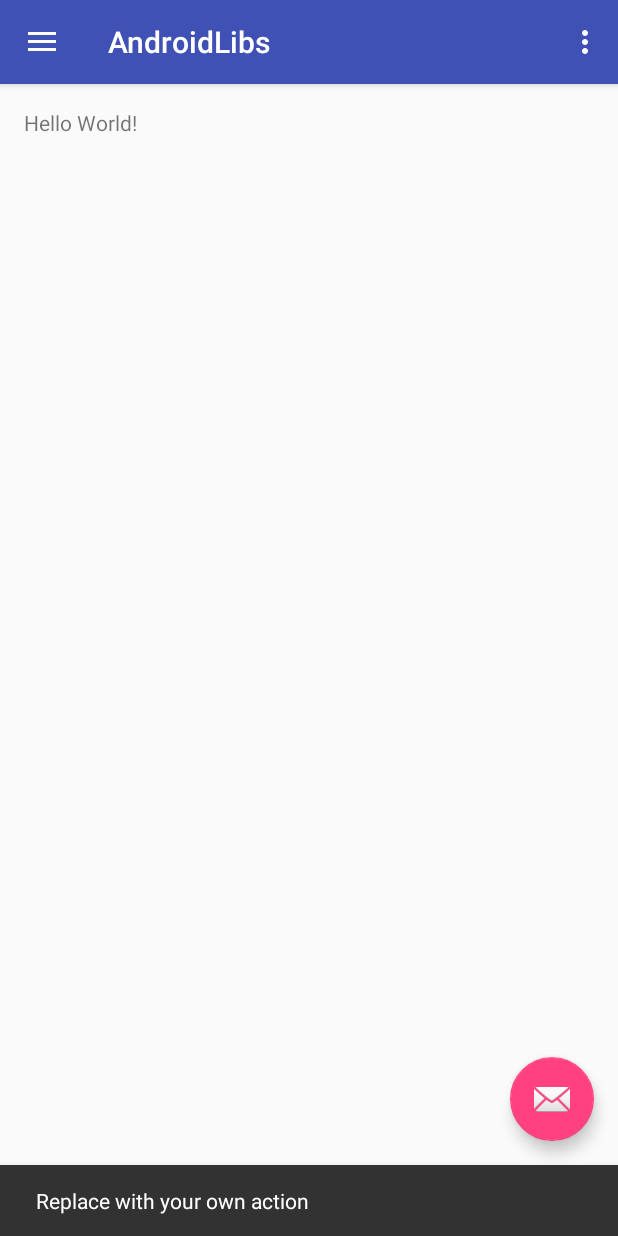
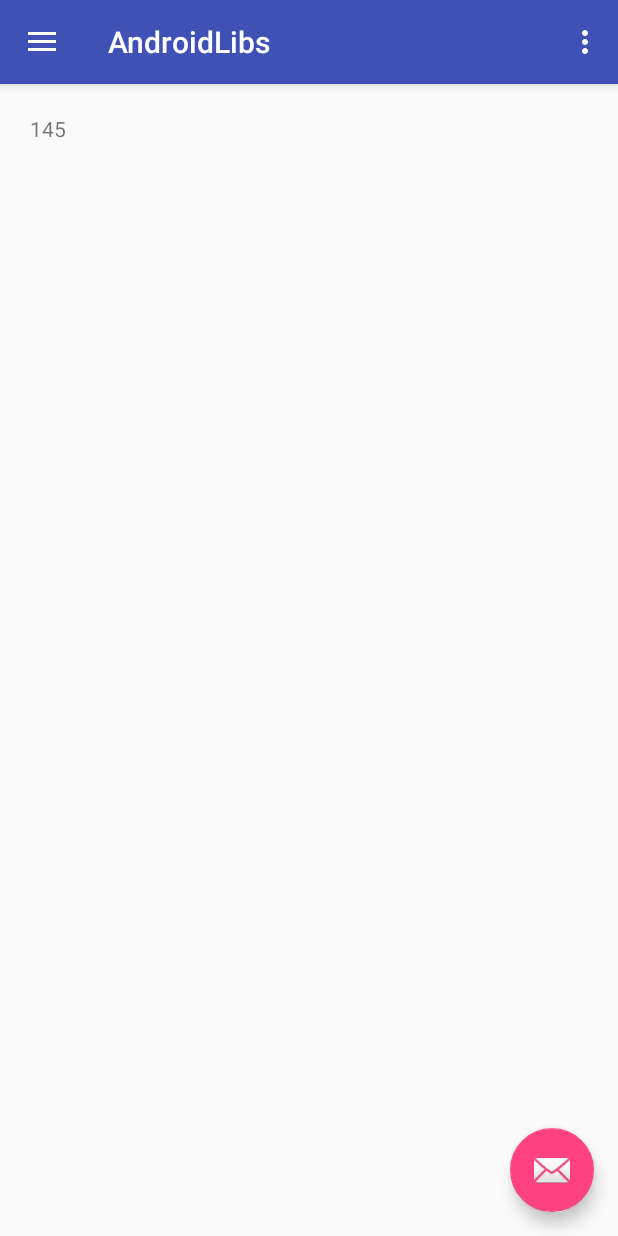
Before and after one commit to xiaofeng-han/AndroidLibs, an Android app: the screen it shows after launch (MainActivity), after a tap on an icon or button, on a phone screen of 412 x 824 dp. Run offline under Robolectric (Android 15) with nearby library versions, the phone set to English and light mode, and no system bars.

Commit message:
Fix add to empty list issue.

```diff
--- /dev/null
+++ b/app/src/main/java/com/xiaofeng/androidlibs/DemoAdapter.java
@@ -0,0 +1,46 @@
+package com.xiaofeng.androidlibs;
+
+import android.support.v7.widget.RecyclerView;
+import android.view.LayoutInflater;
+import android.view.ViewGroup;
+
+import java.util.Arrays;
+import java.util.LinkedList;
+import java.util.List;
+
+/**
+ * Created by xhan on 12/30/15.
+ */
+public class DemoAdapter extends RecyclerView.Adapter<DemoItemHolder> {
+	private final List<String> items;
+	public DemoAdapter(String... items) {
+		this.items = new LinkedList<>();
+		this.items.addAll(Arrays.asList(items));
+	}
+
+	@Override
+	public DemoItemHolder onCreateViewHolder(ViewGroup parent, int viewType) {
+		return new DemoItemHolder(LayoutInflater.from(parent.getContext()).inflate(R.layout.list_item, parent, false));
+	}
+
+	@Override
+	public void onBindViewHolder(DemoItemHolder holder, int position) {
+		String item = items.get(position);
+		holder.itemText.setText(item);
+	}
+
+	@Override
+	public int getItemCount() {
+		return items.size();
+	}
+
+	public void append(String item) {
+		items.add(item);
+		notifyItemInserted(items.size());
+	}
+
+	public void insertAtBeginning(String item) {
+		items.add(0, item);
+		notifyItemInserted(0);
+	}
+}
--- /dev/null
+++ b/app/src/main/java/com/xiaofeng/androidlibs/DemoItemHolder.java
@@ -0,0 +1,16 @@
+package com.xiaofeng.androidlibs;
+
+import android.support.v7.widget.RecyclerView;
+import android.view.View;
+import android.widget.TextView;
+
+/**
+ * Created by xhan on 12/30/15.
+ */
+public class DemoItemHolder extends RecyclerView.ViewHolder {
+	public final TextView itemText;
+	public DemoItemHolder(View itemView) {
+		super(itemView);
+		itemText = (TextView)itemView.findViewById(R.id.item_text);
+	}
+}
--- a/app/src/main/java/com/xiaofeng/androidlibs/MainActivity.java
+++ b/app/src/main/java/com/xiaofeng/androidlibs/MainActivity.java
@@ -3,6 +3,7 @@ package com.xiaofeng.androidlibs;
 import android.os.Bundle;
 import android.support.design.widget.FloatingActionButton;
 import android.support.design.widget.Snackbar;
+import android.support.v7.widget.RecyclerView;
 import android.view.View;
 import android.support.design.widget.NavigationView;
 import android.support.v4.view.GravityCompat;
@@ -13,9 +14,15 @@ import android.support.v7.widget.Toolbar;
 import android.view.Menu;
 import android.view.MenuItem;
 
+import com.xiaofeng.flowlayoutmanager.FlowLayoutManager;
+
+import java.util.Random;
+
 public class MainActivity extends AppCompatActivity
 		implements NavigationView.OnNavigationItemSelectedListener {
 
+	RecyclerView list;
+	Random random = new Random();
 	@Override
 	protected void onCreate(Bundle savedInstanceState) {
 		super.onCreate(savedInstanceState);
@@ -27,8 +34,13 @@ public class MainActivity extends AppCompatActivity
 		fab.setOnClickListener(new View.OnClickListener() {
 			@Override
 			public void onClick(View view) {
-				Snackbar.make(view, "Replace with your own action", Snackbar.LENGTH_LONG)
-						.setAction("Action", null).show();
+				DemoAdapter adapter = (DemoAdapter)list.getAdapter();
+				String newItem = Long.toString(System.currentTimeMillis());
+				int subLen = 0;
+				while (subLen == 0) {
+					subLen = random.nextInt(newItem.length());
+				}
+				adapter.insertAtBeginning(newItem.substring(0, subLen));
 			}
 		});
 
@@ -40,6 +52,9 @@ public class MainActivity extends AppCompatActivity
 
 		NavigationView navigationView = (NavigationView) findViewById(R.id.nav_view);
 		navigationView.setNavigationItemSelectedListener(this);
+		list = (RecyclerView) findViewById(R.id.list);
+		list.setLayoutManager(new FlowLayoutManager());
+		list.setAdapter(new DemoAdapter());
 	}
 
 	@Override
--- a/app/src/main/res/layout/content_main.xml
+++ b/app/src/main/res/layout/content_main.xml
@@ -13,8 +13,8 @@
     tools:context="com.xiaofeng.androidlibs.MainActivity"
     tools:showIn="@layout/app_bar_main">
 
-    <TextView
-        android:layout_width="wrap_content"
-        android:layout_height="wrap_content"
-        android:text="Hello World!"/>
+    <android.support.v7.widget.RecyclerView
+        android:id="@+id/list"
+        android:layout_width="match_parent"
+        android:layout_height="match_parent"/>
 </RelativeLayout>
--- /dev/null
+++ b/app/src/main/res/layout/list_item.xml
@@ -0,0 +1,11 @@
+<?xml version="1.0" encoding="utf-8"?>
+<LinearLayout xmlns:android="http://schemas.android.com/apk/res/android"
+              android:orientation="horizontal"
+              android:layout_width="wrap_content"
+              android:layout_height="wrap_content"
+    android:padding="4dp">
+    <TextView
+        android:id="@+id/item_text"
+        android:layout_width="wrap_content"
+        android:layout_height="wrap_content"/>
+</LinearLayout>
--- a/build.gradle
+++ b/build.gradle
@@ -6,7 +6,8 @@ buildscript {
     }
     dependencies {
         classpath 'com.android.tools.build:gradle:2.0.0-alpha3'
-
+        classpath 'com.jfrog.bintray.gradle:gradle-bintray-plugin:1.4'
+        classpath 'com.github.dcendents:android-maven-gradle-plugin:1.3'
         // NOTE: Do not place your application dependencies here; they belong
         // in the individual module build.gradle files
     }
--- a/flowlayoutmanager/build.gradle
+++ b/flowlayoutmanager/build.gradle
@@ -10,8 +10,8 @@ android {
     defaultConfig {
         minSdkVersion 16
         targetSdkVersion 23
-        versionCode 2
-        versionName "1.1"
+        versionCode 3
+        versionName "1.1.1"
     }
     buildTypes {
         release {
@@ -37,7 +37,7 @@ project.ext {
     siteUrl = 'https://github.com/xiaofeng-han/AndroidLibs/tree/master/flowlayoutmanager'
     gitUrl = 'https://github.com/xiaofeng-han/AndroidLibs.git'
 
-    libraryVersion = '1.1'
+    libraryVersion = '1.1.1'
 
     developerId = 'hhhanxf'
     developerName = 'Xiaofeng Han'
--- a/flowlayoutmanager/src/main/java/com/xiaofeng/flowlayoutmanager/FlowLayoutManager.java
+++ b/flowlayoutmanager/src/main/java/com/xiaofeng/flowlayoutmanager/FlowLayoutManager.java
@@ -70,15 +70,20 @@ public class FlowLayoutManager extends RecyclerView.LayoutManager {
 	public void onLayoutChildren(RecyclerView.Recycler recycler, RecyclerView.State state) {
 		recyclerRef = recycler;
 		if (state.isPreLayout()) {
-			onPreLayoutChildren(recycler);
+			onPreLayoutChildren(recycler, state);
 		} else {
 			onRealLayoutChildren(recycler);
 		}
 	}
 
-	private void onPreLayoutChildren(RecyclerView.Recycler recycler) {
+	private void onPreLayoutChildren(RecyclerView.Recycler recycler, RecyclerView.State state) {
+
 		// start from first view child
 		int firstItemAdapterPosition = getChildAdapterPosition(0);
+		if (firstItemAdapterPosition == RecyclerView.NO_POSITION) {
+			detachAndScrapAttachedViews(recycler);
+			return;
+		}
 		int currentItemPosition = firstItemAdapterPosition < 0 ? 0 : firstItemAdapterPosition;
 		Point point = layoutStartPoint(LayoutContext.fromLayoutOptions(flowLayoutOptions));
 		int x = point.x, y = point.y, height = 0;
@@ -98,7 +103,7 @@ public class FlowLayoutManager extends RecyclerView.LayoutManager {
 
 		// track before removed and after removed layout in same time, to make sure only add items at
 		// bottom that visible after item removed.
-		while (currentItemPosition < getItemCount()) {
+		while (currentItemPosition < state.getItemCount()) {
 			View child = recycler.getViewForPosition(currentItemPosition);
 			boolean childRemoved = isChildRemoved(child);
 			// act as removed view still there, to calc new items location.
@@ -484,6 +489,9 @@ public class FlowLayoutManager extends RecyclerView.LayoutManager {
 	}
 
 	private int getChildAdapterPosition(View child) {
+		if (child == null) {
+			return RecyclerView.NO_POSITION;
+		}
 		return ((RecyclerView.LayoutParams)child.getLayoutParams()).getViewAdapterPosition();
 	}
 
--- a/settings.gradle
+++ b/settings.gradle
@@ -1 +1 @@
-include ':app'
+include ':app', 'flowlayoutmanager'
```
Also changed, not shown: app/build.gradle (+8 -4 lines).
